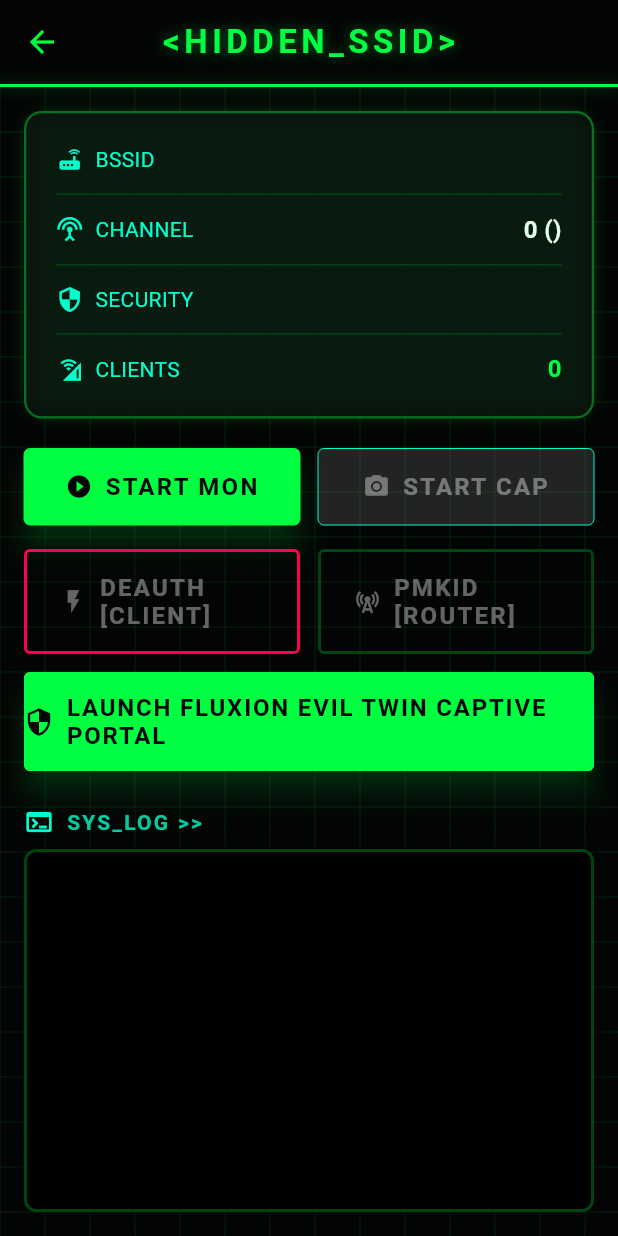
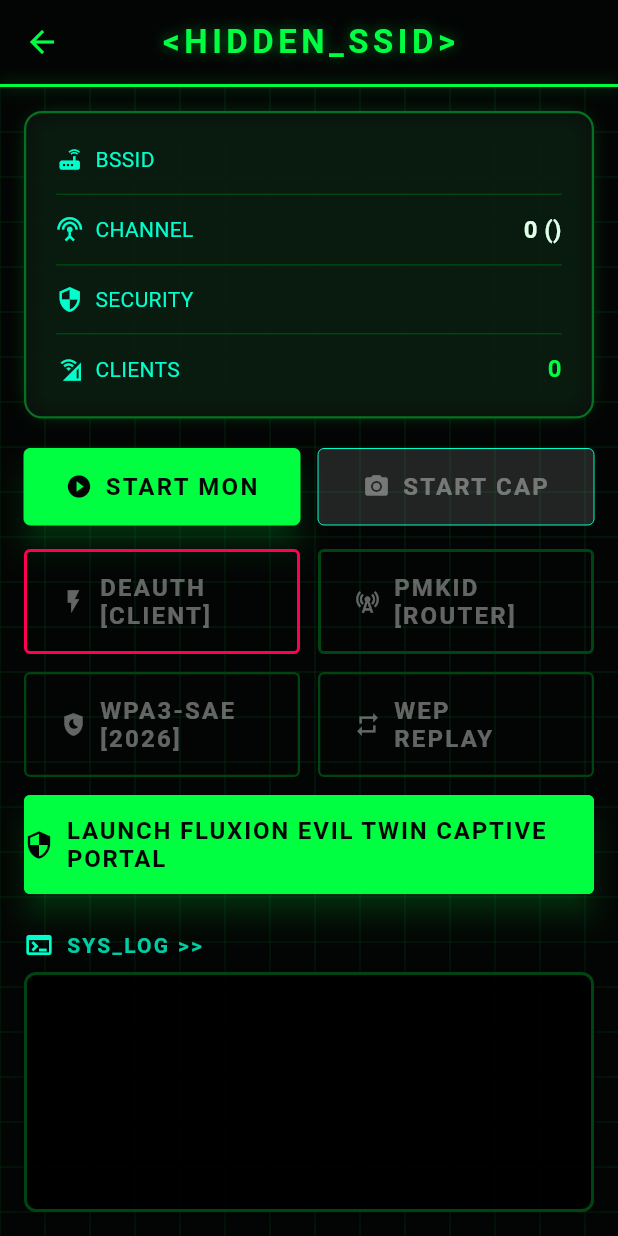
Before and after one commit to H4D3ZS/wifite3-flutter, a Flutter app: the TargetScreen screen opened directly, on a phone screen of 412 x 824 dp. Run offline on Flutter 3.47's test engine with Material 3 defaults, Android fonts, the phone set to English and light mode, and no system bars; our stand-ins replace google_fonts.

Commit message:
feat(ui): add WPA3-SAE [2026] and WEP ARP Replay action triggers to TargetScreen

```diff
--- a/lib/screens/target_screen.dart
+++ b/lib/screens/target_screen.dart
@@ -237,6 +237,34 @@
           ],
         ),
         const SizedBox(height: 12),
+        Row(
+          children: [
+            Expanded(
+              child: OutlinedButton.icon(
+                style: OutlinedButton.styleFrom(
+                  foregroundColor: HackerTheme.primary,
+                  side: BorderSide(color: viewModel.monitorActive ? HackerTheme.primary : HackerTheme.borderDim, width: 1.5),
+                ),
+                icon: const Icon(Icons.shield_moon),
+                onPressed: viewModel.monitorActive ? () => viewModel.injectWpa3SaeAttack() : null,
+                label: const Text('WPA3-SAE [2026]'),
+              ),
+            ),
+            const SizedBox(width: 12),
+            Expanded(
+              child: OutlinedButton.icon(
+                style: OutlinedButton.styleFrom(
+                  foregroundColor: HackerTheme.secondary,
+                  side: BorderSide(color: viewModel.monitorActive ? HackerTheme.secondary : HackerTheme.borderDim, width: 1.5),
+                ),
+                icon: const Icon(Icons.repeat),
+                onPressed: viewModel.monitorActive ? () => viewModel.injectWepArpReplay() : null,
+                label: const Text('WEP REPLAY'),
+              ),
+            ),
+          ],
+        ),
+        const SizedBox(height: 12),
         SizedBox(
           width: double.infinity,
           child: ElevatedButton.icon(
--- a/lib/viewmodels/target_viewmodel.dart
+++ b/lib/viewmodels/target_viewmodel.dart
@@ -209,6 +209,44 @@
     }
   }
 
+  Future<void> injectWpa3SaeAttack() async {
+    if (!_monitorActive) {
+      _errorMessage = 'MONITOR MODE MUST BE ACTIVE';
+      notifyListeners();
+      return;
+    }
+
+    addLog('STARTING 2026 WPA3-SAE COMMIT AUDIT...');
+    final frame = PacketParser.craftAuth(target.bssid, _myRandomMac);
+    // Overwrite Auth Algo to 3 (SAE)
+    frame[24] = 0x03;
+    frame[25] = 0x00;
+
+    final ok = await NativeBridge.injectFrame(frame);
+    if (ok) {
+      addLog('WPA3-SAE: COMMIT FRAME INJECTED (AUDITING DRAGONBLOOD TIMING...)');
+    } else {
+      addLog('WPA3-SAE: INJECTION FAILED');
+    }
+  }
+
+  Future<void> injectWepArpReplay() async {
+    if (!_monitorActive) {
+      _errorMessage = 'MONITOR MODE MUST BE ACTIVE';
+      notifyListeners();
+      return;
+    }
+
+    addLog('STARTING WEP ARP REPLAY INJECTION...');
+    final dummyArp = Uint8List.fromList([0x08, 0x41, 0x02, 0x00, 0xFF, 0xFF, 0xFF, 0xFF, 0xFF, 0xFF]);
+    final ok = await NativeBridge.injectFrame(dummyArp);
+    if (ok) {
+      addLog('WEP ARP: REPLAY BURST SENT (GENERATING IVs...)');
+    } else {
+      addLog('WEP ARP: INJECTION FAILED');
+    }
+  }
+
   @override
   void dispose() {
     _pcapWriter?.close();
```
